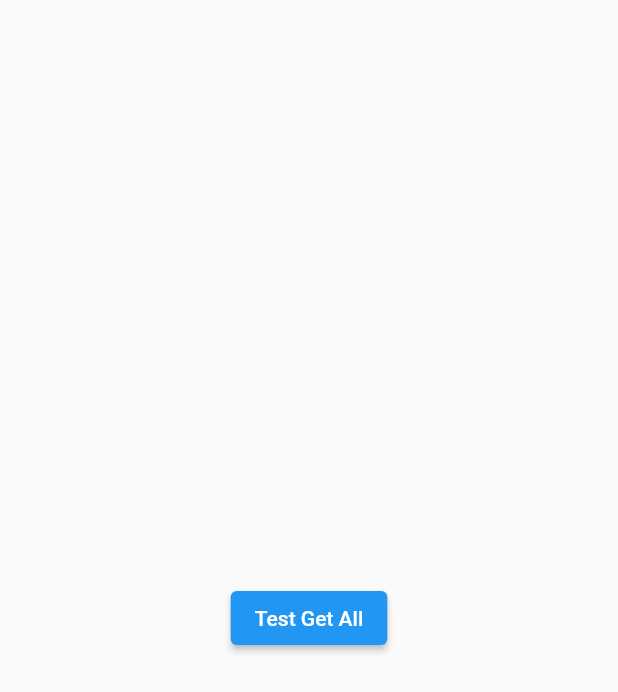
After one commit to PatrickChow0803/Covid-Tracker, a Flutter app: the StatsForm screen opened directly, on a phone screen of 412 x 824 dp. The commit adds this screen. Shown: the top 692 px of the screen. Run offline on Flutter 3.47's test engine with Material 2 defaults, Android fonts, the phone set to English and light mode, and no system bars; drawn by our look-alikes of flutter_platform_widgets; our stand-ins replace bloc, dartz, dio, flutter_bloc, flutter_dotenv, freezed_annotation and 2 more; generated files the repository leaves out were written again.

Commit message:
Can successfully create a Stats object from the json map inside of the presentation layer

```diff
--- a/lib/application/stats/stats_form/stats_form_state.dart
+++ b/lib/application/stats/stats_form/stats_form_state.dart
@@ -6,7 +6,11 @@ abstract class StatsFormState with _$StatsFormState {
     @required String selectedCountry,
     // for displaying the progress indicator
     @required bool isSaving,
+    Stats covidStats,
   }) = _StatsFormState;
 
-  factory StatsFormState.initial() => const StatsFormState(selectedCountry: '', isSaving: false);
+  factory StatsFormState.initial() => const StatsFormState(
+        selectedCountry: '',
+        isSaving: false,
+      );
 }
--- a/lib/domain/stats/i_stats_repository.dart
+++ b/lib/domain/stats/i_stats_facade.dart
@@ -8,7 +8,7 @@ import 'package:dartz/dartz.dart';
 // Abstract classes can have constants, members, method stubs (methods without a body)
 // whereas interfaces can only have constants and methods stubs.
 
-abstract class IStatsRepository {
+abstract class IStatsFacade {
   Future<Either<StatsFailure, Stats>> getStatsAll();
 
   Future<Either<StatsFailure, Stats>> getStatsByCountry(String country);
--- a/lib/injection.dart
+++ b/lib/injection.dart
@@ -6,6 +6,7 @@ import 'injection.config.dart';
 final GetIt getIt = GetIt.instance;
 
 // be sure to run flutter pub run build_runner build after copying this code
+// also be sure to add this inside of main.dart: configureInjection(Environment.prod);
 @injectableInit
 void configureInjection(String env) {
   $initGetIt(getIt, environment: env);
--- /dev/null
+++ b/lib/presentation/stats/stats_form.dart
@@ -0,0 +1,27 @@
+import 'package:covid_tracker/application/stats/stats_form/stats_form_bloc.dart';
+import 'package:covid_tracker/infrastructure/stats/stats_repository.dart';
+import 'package:flutter/material.dart';
+import 'package:flutter_bloc/flutter_bloc.dart';
+import 'package:flutter_platform_widgets/flutter_platform_widgets.dart';
+
+class StatsForm extends StatelessWidget {
+  final statsRepo = StatsRepository();
+  @override
+  Widget build(BuildContext context) {
+    return BlocBuilder<StatsFormBloc, StatsFormState>(
+      builder: (context, state) {
+        return PlatformScaffold(
+          body: Center(
+            child: PlatformButton(
+              onPressed: () {
+                context.read<StatsFormBloc>().add(const StatsFormEvent.searchSelected('all'));
+                print('Called from PlayformButton${state.covidStats}');
+              },
+              child: const Text('Test Get All'),
+            ),
+          ),
+        );
+      },
+    );
+  }
+}
```
Also changed, not shown: lib/application/stats/stats_form/stats_form_bloc.dart (+17 -5 lines), lib/infrastructure/stats/stats_repository.dart (+5 -5 lines), lib/main.dart (+20 -7 lines), lib/presentation/stats_overview.dart (deleted, +0 -20 lines), lib/application/stats/stats_form/stats_form_bloc.freezed.dart, lib/injection.config.dart.
